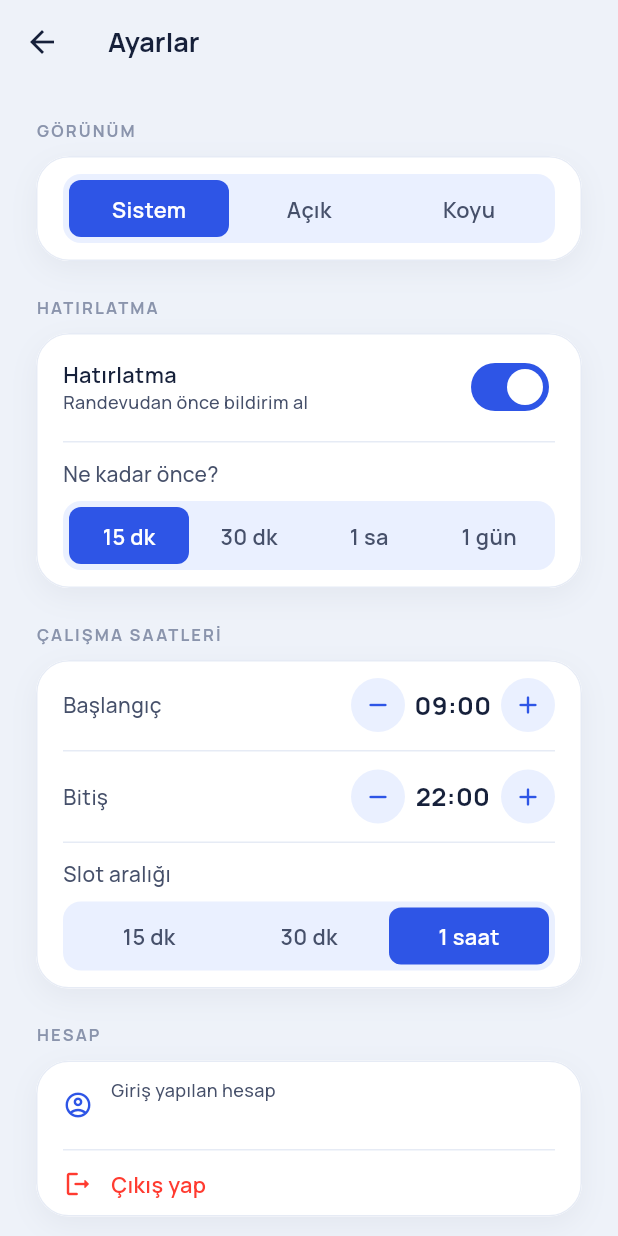
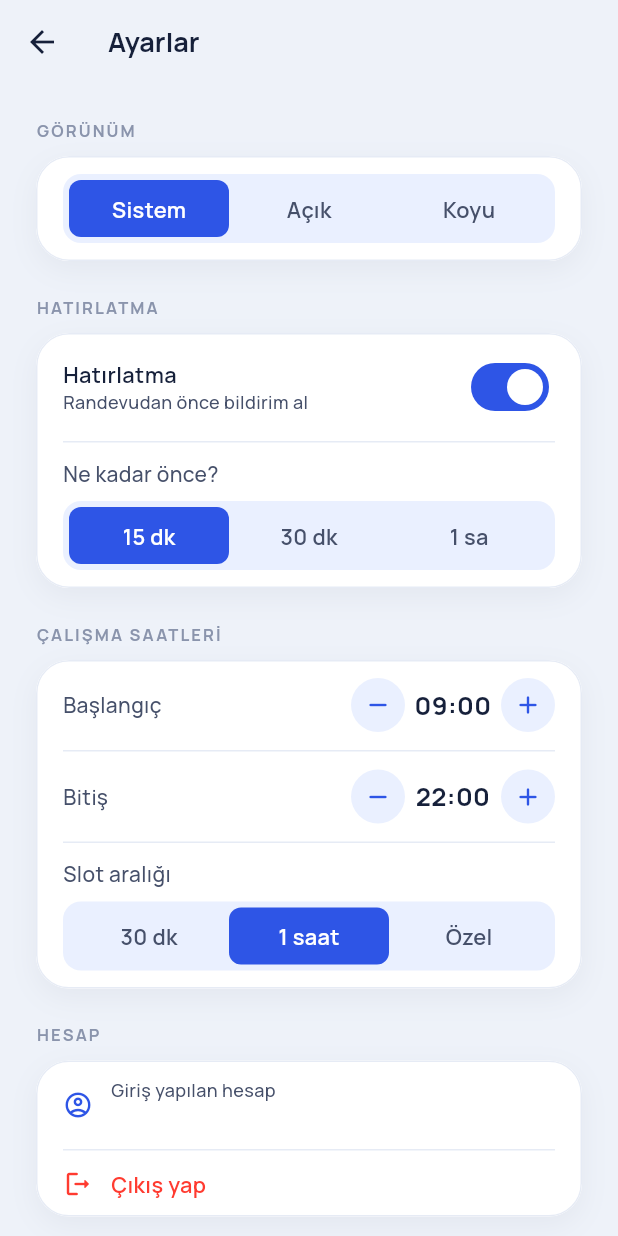
Before and after one commit to HusrevKorpe/mimoza_randevu, a Flutter app: the SettingsScreen screen opened by its route, after a tap on "1 saat", on a phone screen of 412 x 824 dp. Run offline on Flutter 3.47's test engine with Material 3 defaults, Android fonts, the phone set to English and light mode, and no system bars; our stand-ins replace cloud_firestore, firebase_auth, firebase_core, flutter_contacts, flutter_local_notifications, shared_preferences and 1 more; missing offline and left inert: home_widget; accounts and stored records are empty; statements that could not run were skipped.

Commit message:
feat(settings): custom slot interval and trimmed reminder options
Add a "Özel" segment that opens a dialog to type any slot interval
(clamped 5–180 dk), backed by a reusable SettingsSegmentedCustom and a
shared _segmentedFrame. Drop the retired "1 gün" reminder lead, migrating
any stored value to the longest remaining option on load.

Co-Authored-By: Claude Opus 4.8 <noreply@anthropic.com>

```diff
--- a/lib/state/settings_controller.dart
+++ b/lib/state/settings_controller.dart
@@ -21,11 +21,17 @@ class SettingsController extends ChangeNotifier {
   static const String _kWorkEndHour = 'work_end_hour';
   static const String _kSlotMinutes = 'slot_minutes';
 
-  /// Selectable "how long before" values, in minutes (15 dk · 30 dk · 1 sa · 1 gün).
-  static const List<int> reminderLeadOptions = <int>[15, 30, 60, 1440];
+  /// Selectable "how long before" values, in minutes (15 dk · 30 dk · 1 sa).
+  static const List<int> reminderLeadOptions = <int>[15, 30, 60];
 
-  /// Selectable slot intervals for the time chips, in minutes.
-  static const List<int> slotOptions = <int>[15, 30, 60];
+  /// The preset slot intervals offered as quick segments; any other stored value
+  /// is a custom interval the user typed in.
+  static const List<int> slotPresets = <int>[30, 60];
+
+  /// Bounds for a custom slot interval, in minutes — keeps the generated chip
+  /// list sane (never zero, never thousands of chips).
+  static const int minSlotMinutes = 5;
+  static const int maxSlotMinutes = 180;
 
   /// Earliest / latest hour the barber works (24h). Bounds the hour steppers.
   static const int minWorkHour = 6;
@@ -85,19 +91,30 @@ class SettingsController extends ChangeNotifier {
     await _save((p) => p.setInt(_kWorkEndHour, next));
   }
 
+  /// Sets the slot interval, clamped to [minSlotMinutes]–[maxSlotMinutes] so a
+  /// custom value can never empty the chip list (≤0) or flood it (tiny step).
   Future<void> setSlotMinutes(int minutes) async {
-    if (minutes == _slotMinutes) return;
-    _slotMinutes = minutes;
+    final next = minutes.clamp(minSlotMinutes, maxSlotMinutes);
+    if (next == _slotMinutes) return;
+    _slotMinutes = next;
     notifyListeners();
-    await _save((p) => p.setInt(_kSlotMinutes, minutes));
+    await _save((p) => p.setInt(_kSlotMinutes, next));
   }
 
   Future<void> _load() async {
     try {
       final p = await SharedPreferences.getInstance();
       _remindersEnabled = p.getBool(_kRemindersEnabled) ?? _remindersEnabled;
-      _reminderLeadMinutes = p.getInt(_kReminderLead) ?? _reminderLeadMinutes;
-      _slotMinutes = p.getInt(_kSlotMinutes) ?? _slotMinutes;
+      final lead = p.getInt(_kReminderLead) ?? _reminderLeadMinutes;
+      // Migrate a value that's no longer offered (e.g. the retired "1 gün") to the
+      // longest remaining option so the segmented control always has a selection.
+      _reminderLeadMinutes =
+          reminderLeadOptions.contains(lead) ? lead : reminderLeadOptions.last;
+      // Clamp on load too, so a stale or out-of-range stored value can't slip
+      // past the bounds that setSlotMinutes enforces.
+      _slotMinutes =
+          (p.getInt(_kSlotMinutes) ?? _slotMinutes)
+              .clamp(minSlotMinutes, maxSlotMinutes);
       // Read end before start so the start clamp below has the stored end to
       // validate against rather than the default.
       final end = p.getInt(_kWorkEndHour) ?? _workEndHour;
@@ -119,14 +136,9 @@ class SettingsController extends ChangeNotifier {
   }
 }
 
-/// Turkish label for a reminder lead time, e.g. 15 → "15 dakika", 60 → "1 saat",
-/// 1440 → "1 gün". Shared by the settings screen and the new-appointment hint so
-/// they never drift.
+/// Turkish label for a reminder lead time, e.g. 15 → "15 dakika", 60 → "1 saat".
+/// Shared by the settings screen and the new-appointment hint so they never drift.
 String reminderLeadLabel(int minutes) {
-  if (minutes >= 1440 && minutes % 1440 == 0) {
-    final days = minutes ~/ 1440;
-    return '$days gün';
-  }
   if (minutes >= 60 && minutes % 60 == 0) {
     final hours = minutes ~/ 60;
     return '$hours saat';
--- a/lib/widgets/settings_controls.dart
+++ b/lib/widgets/settings_controls.dart
@@ -76,36 +76,81 @@ class SettingsSegmented<T> extends StatelessWidget {
 
   @override
   Widget build(BuildContext context) {
-    final colors = context.colors;
-    final track = Container(
-      padding: const EdgeInsets.all(4),
-      decoration: BoxDecoration(
-        color: colors.softBlue,
-        borderRadius: BorderRadius.circular(AppRadius.chip),
-      ),
-      child: Row(
-        children: [
+    return _segmentedFrame(context, title, [
       for (final option in options)
-            Expanded(
-              child: _Segment(
+        _Segment(
           label: option.label,
           selected: option.value == value,
           onTap: () => onChanged(option.value),
         ),
+    ]);
+  }
+}
+
+/// Like [SettingsSegmented] but with a trailing segment that runs a custom
+/// action (e.g. "type your own value") instead of selecting a preset. That
+/// segment shows as selected whenever [value] matches none of the [options], and
+/// then carries [customLabel] (e.g. the typed value) rather than a fixed label.
+class SettingsSegmentedCustom<T> extends StatelessWidget {
+  const SettingsSegmentedCustom({
+    super.key,
+    this.title,
+    required this.options,
+    required this.value,
+    required this.onChanged,
+    required this.customLabel,
+    required this.onCustomTap,
+  });
+
+  final String? title;
+  final List<SettingsOption<T>> options;
+  final T value;
+  final ValueChanged<T> onChanged;
+  final String customLabel;
+  final VoidCallback onCustomTap;
+
+  @override
+  Widget build(BuildContext context) {
+    final isCustom = !options.any((o) => o.value == value);
+    return _segmentedFrame(context, title, [
+      for (final option in options)
+        _Segment(
+          label: option.label,
+          selected: !isCustom && option.value == value,
+          onTap: () => onChanged(option.value),
         ),
-        ],
+      _Segment(label: customLabel, selected: isCustom, onTap: onCustomTap),
+    ]);
+  }
+}
+
+/// Wraps [segments] in the soft-blue segmented track, with an optional [title]
+/// above. Shared by [SettingsSegmented] and [SettingsSegmentedCustom] so the two
+/// can never drift apart.
+Widget _segmentedFrame(
+  BuildContext context,
+  String? title,
+  List<Widget> segments,
+) {
+  final track = Container(
+    padding: const EdgeInsets.all(4),
+    decoration: BoxDecoration(
+      color: context.colors.softBlue,
+      borderRadius: BorderRadius.circular(AppRadius.chip),
+    ),
+    child: Row(
+      children: [for (final segment in segments) Expanded(child: segment)],
     ),
   );
   if (title == null) return track;
   return Column(
     crossAxisAlignment: CrossAxisAlignment.start,
     children: [
-        Text(title!, style: context.text.body),
+      Text(title, style: context.text.body),
       const SizedBox(height: AppSpacing.sm),
       track,
     ],
   );
-  }
 }
 
 class _Segment extends StatelessWidget {
```
Also changed, not shown: lib/screens/settings_screen.dart (+93 -6 lines). Lines whose indentation alone changed are shown as unchanged.
